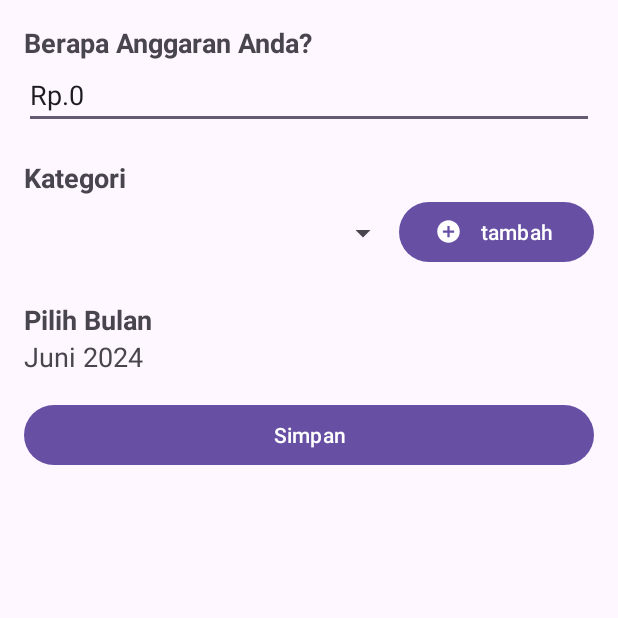
After one commit to farelyudapratama/AturDana, an Android app: the BudgetActivity screen opened directly, with no data from a screen before it, on a phone screen of 412 x 824 dp, the top half of it. The commit adds this screen. Run offline under Robolectric (Android 15) with nearby library versions, the phone set to English and light mode, and no system bars; our stand-ins replace Firebase (no records; nobody signed in at launch, a user with empty details on screens opened directly).

Commit message:
set anggaran belum berfungsi

```diff
--- /dev/null
+++ b/app/src/main/java/com/yuch/aturdana/view/BudgetActivity.kt
@@ -0,0 +1,155 @@
+package com.yuch.aturdana.view
+
+import android.app.AlertDialog
+import android.app.DatePickerDialog
+import android.os.Bundle
+import android.util.Log
+import android.view.View
+import android.widget.ArrayAdapter
+import android.widget.DatePicker
+import android.widget.EditText
+import android.widget.Toast
+import androidx.appcompat.app.AppCompatActivity
+import com.google.firebase.auth.FirebaseAuth
+import com.google.firebase.database.DataSnapshot
+import com.google.firebase.database.DatabaseError
+import com.google.firebase.database.DatabaseReference
+import com.google.firebase.database.FirebaseDatabase
+import com.google.firebase.database.ValueEventListener
+import com.yuch.aturdana.R
+import com.yuch.aturdana.databinding.ActivityBudgetBinding
+import java.util.Calendar
+
+class BudgetActivity : AppCompatActivity() {
+    private lateinit var binding : ActivityBudgetBinding
+    private lateinit var auth : FirebaseAuth
+    private lateinit var database : DatabaseReference
+    private val calendar: Calendar = Calendar.getInstance()
+    override fun onCreate(savedInstanceState: Bundle?) {
+        super.onCreate(savedInstanceState)
+        binding = ActivityBudgetBinding.inflate(layoutInflater)
+        setContentView(binding.root)
+
+        auth = FirebaseAuth.getInstance()
+        database = FirebaseDatabase.getInstance().reference
+
+        updateKategori()
+        setCurrentMonth()
+
+        binding.apply {
+            buttonTambahKategori.setOnClickListener {
+                showAddCategoryDialog()
+            }
+            tvPilihBulan.setOnClickListener {
+                showMonthPickerDialog()
+            }
+        }
+    }
+
+    private fun setCurrentMonth() {
+        val monthYearFormat = "MMMM yyyy"
+        val currentMonthYear = java.text.SimpleDateFormat(monthYearFormat, java.util.Locale("id", "ID")).format(calendar.time)
+        Log.d("TAG", "setCurrentMonth: $currentMonthYear")
+        binding.tvPilihBulan.text = currentMonthYear
+    }
+
+    private fun showMonthPickerDialog() {
+        val monthsYearPicker = DatePickerDialog(
+            this,
+            { _, year, month, _ ->
+                calendar.set(year, month)
+                setCurrentMonth()
+            },
+            calendar.get(Calendar.YEAR),
+            calendar.get(Calendar.MONTH),
+            calendar.get(Calendar.DAY_OF_MONTH)
+        )
+
+        // Hide the day spinner
+        try {
+            val datePickerField = monthsYearPicker.javaClass.getDeclaredField("mDatePicker")
+            datePickerField.isAccessible = true
+            val datePicker = datePickerField.get(monthsYearPicker) as DatePicker
+            val daySpinnerField = datePicker.javaClass.getDeclaredField("mDaySpinner")
+            daySpinnerField.isAccessible = true
+            val daySpinner = daySpinnerField.get(datePicker) as View
+            daySpinner.visibility = View.GONE
+        } catch (e: Exception) {
+            e.printStackTrace()
+        }
+
+        monthsYearPicker.show()
+    }
+
+    private fun showAddCategoryDialog() {
+        val builder = AlertDialog.Builder(this)
+        val inflater = layoutInflater
+        val dialogLayout = inflater.inflate(R.layout.dialog_add_category, null)
+        val editTextCategory = dialogLayout.findViewById<EditText>(R.id.editTextCategory)
+
+        with(builder) {
+            setTitle("Tambah Kategori")
+            setView(dialogLayout)
+            setPositiveButton("Tambah") { dialog, _ ->
+                val category = editTextCategory.text.toString()
+                if (category.isNotEmpty()) {
+                    saveCategoryToFirebase(category)
+                } else {
+                    Toast.makeText(this@BudgetActivity, "Kategori tidak boleh kosong", Toast.LENGTH_SHORT).show()
+                }
+                dialog.dismiss()
+            }
+            setNegativeButton("Batal") { dialog, _ ->
+                dialog.dismiss()
+            }
+            show()
+        }
+    }
+
+    private fun saveCategoryToFirebase(category: String) {
+        val userId = auth.currentUser?.uid
+        if (userId != null) {
+            val categoryId = database.child("users").child(userId).child("categories").push().key
+            if (categoryId != null) {
+                val categoryMap = mapOf(
+                    "name" to category,
+                    "type" to "Pengeluaran",
+                    "user_id" to userId
+                )
+                database.child("users").child(userId).child("categories").child(categoryId).setValue(categoryMap)
+                    .addOnSuccessListener {
+                        Toast.makeText(this, "Kategori berhasil ditambahkan", Toast.LENGTH_SHORT).show()
+                        updateKategori()
+                    }
+                    .addOnFailureListener {
+                        Toast.makeText(this, "Gagal menambahkan kategori", Toast.LENGTH_SHORT).show()
+                    }
+            }
+        }
+    }
+
+    private fun updateKategori() {
+        val userId = auth.currentUser?.uid
+        if (userId != null) {
+            database.child("users").child(userId).child("categories")
+                .orderByChild("type").equalTo("Pengeluaran")
+                .addListenerForSingleValueEvent(object : ValueEventListener{
+                    override fun onDataChange(snapshot: DataSnapshot) {
+                        val categories = mutableListOf<String>()
+                        for (categorySnapshot in snapshot.children) {
+                            val category = categorySnapshot.child("name").getValue(String::class.java)
+                            if (category != null) {
+                                categories.add(category)
+                            }
+                        }
+                        val adapter = ArrayAdapter(this@BudgetActivity, android.R.layout.simple_spinner_item, categories)
+                        adapter.setDropDownViewResource(android.R.layout.simple_spinner_dropdown_item)
+                        binding.spinnerKategori.adapter = adapter
+                    }
+                    override fun onCancelled(error: DatabaseError) {
+                        TODO("Not yet implemented")
+                    }
+                })
+        }
+    }
+}
--- a/app/src/main/java/com/yuch/aturdana/view/login/LoginActivity.kt
+++ b/app/src/main/java/com/yuch/aturdana/view/login/LoginActivity.kt
@@ -35,6 +35,7 @@ class LoginActivity : AppCompatActivity() {
                         // Sign in success, update UI with the signed-in user's information
                         Log.d(TAG, "signInWithEmail:success")
                         startActivity(Intent(this, MainActivity::class.java))
+                        finish()
                     } else {
                         // If sign in fails, display a message to the user.
                         Log.w(TAG, "signInWithEmail:failure", task.exception)
@@ -48,6 +49,7 @@ class LoginActivity : AppCompatActivity() {
         }
         binding.btnSignUp.setOnClickListener {
             startActivity(Intent(this, RegisterActivity::class.java))
+            finish()
         }
     }
 }
--- a/app/src/main/java/com/yuch/aturdana/view/register/RegisterActivity.kt
+++ b/app/src/main/java/com/yuch/aturdana/view/register/RegisterActivity.kt
@@ -117,6 +117,7 @@ class RegisterActivity : AppCompatActivity() {
         }
         binding.btnLogin.setOnClickListener {
             startActivity(Intent(this, LoginActivity::class.java))
+            finish()
         }
     }
 }
--- a/app/src/main/res/layout/activity_add.xml
+++ b/app/src/main/res/layout/activity_add.xml
@@ -47,8 +47,7 @@
                 <Spinner
                     android:id="@+id/spinner_kategori"
                     android:layout_width="0dp"
-                    android:layout_height="wrap_content"
-                    android:layout_marginTop="16dp"
+                    android:layout_height="50dp"
                     android:layout_weight="1"
                     android:prompt="@string/pilih_kategori" />
 
--- /dev/null
+++ b/app/src/main/res/layout/activity_budget.xml
@@ -0,0 +1,82 @@
+<?xml version="1.0" encoding="utf-8"?>
+<ScrollView xmlns:android="http://schemas.android.com/apk/res/android"
+    xmlns:app="http://schemas.android.com/apk/res-auto"
+    xmlns:tools="http://schemas.android.com/tools"
+    android:id="@+id/main"
+    android:layout_width="match_parent"
+    android:layout_height="match_parent"
+    tools:context=".view.BudgetActivity">
+
+    <LinearLayout
+        android:layout_width="match_parent"
+        android:layout_height="wrap_content"
+        android:orientation="vertical"
+        android:padding="16dp">
+        <TextView
+            android:layout_width="wrap_content"
+            android:layout_height="wrap_content"
+            android:text="Berapa Anggaran Anda?"
+            android:textStyle="bold"
+            android:textSize="18sp"/>
+
+        <EditText
+            android:id="@+id/et_budget"
+            android:layout_width="match_parent"
+            android:layout_height="wrap_content"
+            android:inputType="number"
+            android:text="Rp.0"/>
+
+        <TextView
+            android:layout_width="wrap_content"
+            android:layout_height="wrap_content"
+            android:text="Kategori"
+            android:textStyle="bold"
+            android:textSize="18sp"
+            android:layout_marginTop="20dp"/>
+
+        <LinearLayout
+            android:layout_width="match_parent"
+            android:layout_height="wrap_content"
+            android:orientation="horizontal">
+
+            <Spinner
+                android:id="@+id/spinner_kategori"
+                android:layout_width="0dp"
+                android:layout_height="50dp"
+                android:layout_weight="1"
+                android:prompt="@string/pilih_kategori" />
+
+            <Button
+                android:id="@+id/buttonTambahKategori"
+                android:layout_width="130dp"
+                android:layout_height="wrap_content"
+                app:icon="@drawable/baseline_add_circle_24"
+                android:text="tambah"/>
+
+        </LinearLayout>
+
+        <TextView
+            android:layout_width="wrap_content"
+            android:layout_height="wrap_content"
+            android:text="Pilih Bulan"
+            android:textStyle="bold"
+            android:textSize="18sp"
+            android:layout_marginTop="20dp"/>
+
+        <TextView
+            android:id="@+id/tv_pilih_bulan"
+            android:layout_width="wrap_content"
+            android:layout_height="wrap_content"
+            android:text="Juni"
+            android:textSize="18sp" />
+
+        <Button
+            android:id="@+id/button_simpan"
+            android:layout_width="match_parent"
+            android:layout_height="wrap_content"
+            android:layout_marginTop="16dp"
+            android:text="Simpan" />
+
+    </LinearLayout>
+
+</ScrollView>
```
Also changed, not shown: app/src/main/AndroidManifest.xml (+8 -11 lines), app/src/main/java/com/yuch/aturdana/data/ReminderBroadcastReceiver.kt (deleted, +0 -48 lines), app/src/main/java/com/yuch/aturdana/data/ReminderCheckService.kt (+44 -4 lines), app/src/main/java/com/yuch/aturdana/view/AddActivity.kt (+8 -0 lines), app/src/main/java/com/yuch/aturdana/view/BudgetFragment.kt (+17 -48 lines), app/src/main/java/com/yuch/aturdana/view/ReminderActivity.kt (+0 -22 lines), app/src/main/res/layout/fragment_budget.xml (+20 -3 lines), app/src/main/res/layout/item_budget.xml (added, +45 -0 lines).
